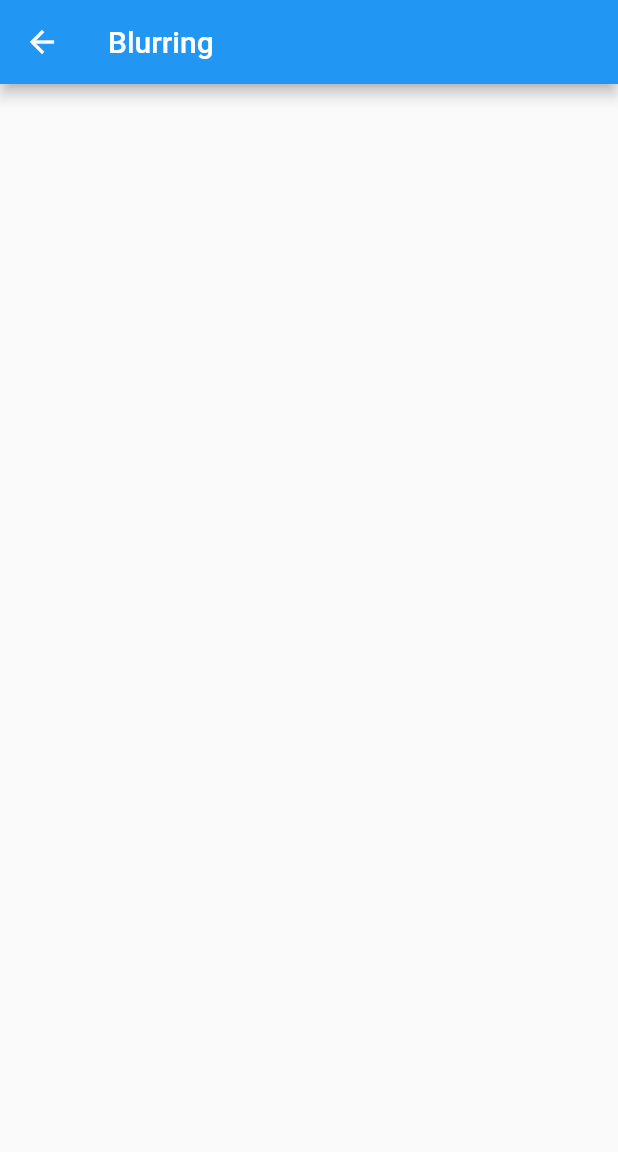
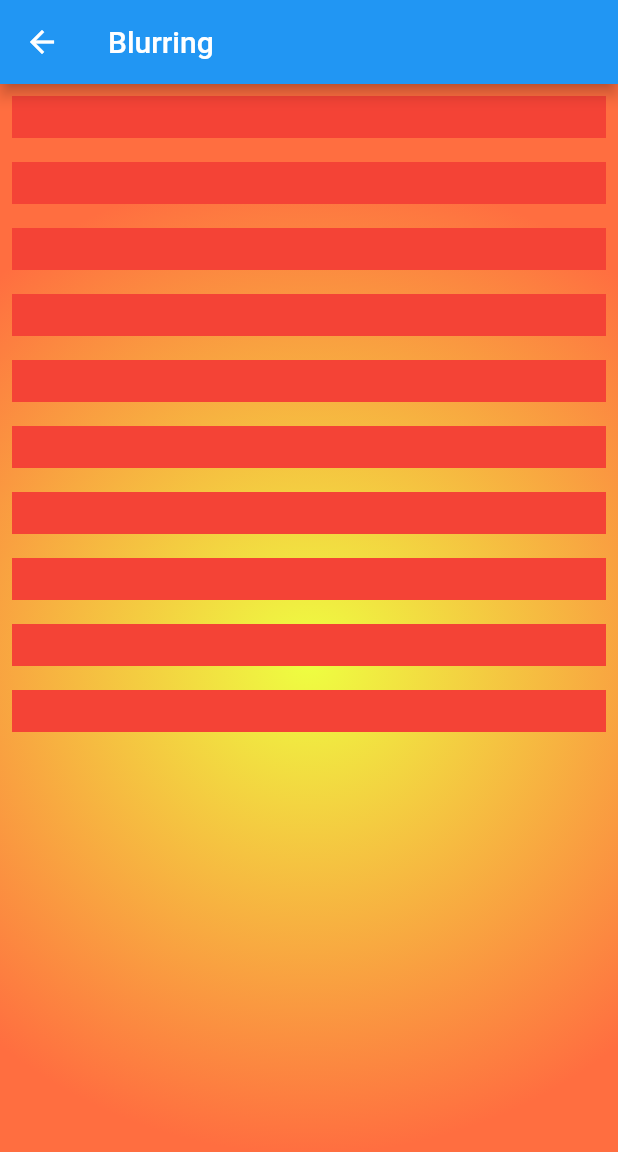
Before and after one commit to maqoo/flutter_shaders, a Flutter app: the BlurringPage screen opened directly, on a phone screen of 412 x 824 dp. Shown: the top 1152 px of the screen. Run offline on Flutter 3.47's test engine with Material 2 defaults, Android fonts, the phone set to English and light mode, and no system bars.

Commit message:
Blurring list view

```diff
--- a/lib/blurring.dart
+++ b/lib/blurring.dart
@@ -6,17 +6,36 @@ class BlurringPage extends StatefulWidget {
 }
 
 class BlurringPageState extends State<BlurringPage> {
+  Widget get _background => Container(
+        decoration: BoxDecoration(
+          gradient: RadialGradient(
+            radius: 0.8,
+            colors: <Color>[Colors.limeAccent, Colors.deepOrangeAccent],
+          ),
+        ),
+      );
+
+  Widget get _list => ListView.builder(
+        itemCount: 10,
+        itemBuilder: (BuildContext context, int index) {
+          return Padding(
+            padding: const EdgeInsets.all(8.0),
+            child: Container(
+                width: 100,
+                height: 28,
+                color: Colors.red),
+          );
+        },
+      );
+
   @override
   Widget build(BuildContext context) {
     return Scaffold(
       appBar: AppBar(
         title: Text('Blurring'),
       ),
-      body: Center(
-        child: Column(
-          mainAxisAlignment: MainAxisAlignment.center,
-          children: <Widget>[],
-        ),
+      body: Stack(
+        children: <Widget>[_background, _list],
       ),
     );
   }
```
